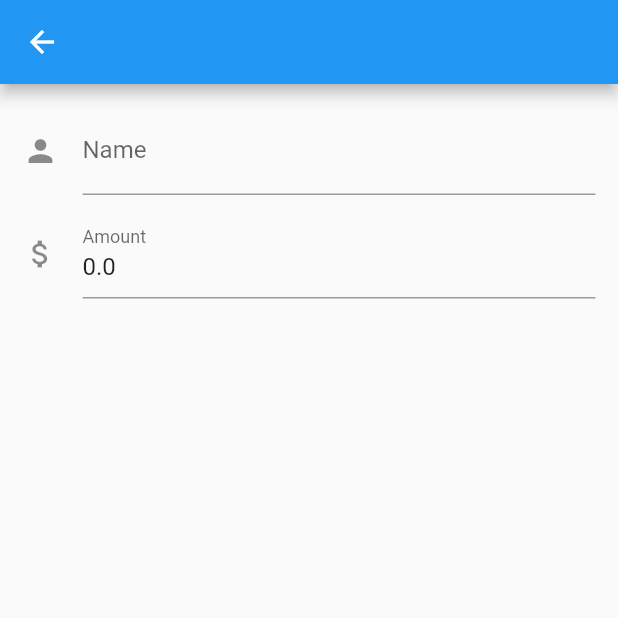
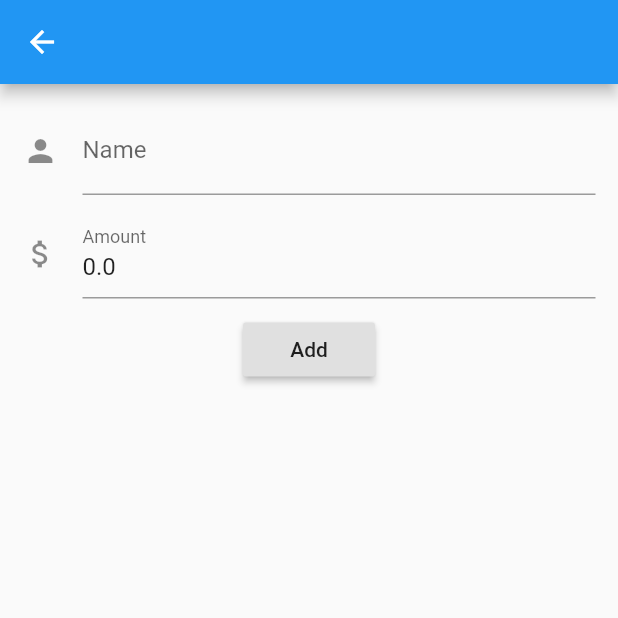
Before and after one commit to tefy-lucky/where_is_my_money, a Flutter app: the screen it shows after launch, after a tap on the "add" icon, on a phone screen of 412 x 824 dp, the top half of it. Run offline on Flutter 3.47's test engine with Material 2 defaults, Android fonts, the phone set to English and light mode, and no system bars; our stand-ins replace sqflite; accounts and stored records are empty.

Commit message:
not good trying to understand what's happening

```diff
--- a/lib/ui/listview_bros.dart
+++ b/lib/ui/listview_bros.dart
@@ -103,7 +103,7 @@ void _navigateToEditPage(BuildContext context, Bro bro) async {
 
 void _new(BuildContext context) async {
   final Bro bro = Bro(
-    id: 0,
+    id: null,
     name: '',
     amount: 0.0,
     isPaid: false
--- a/lib/ui/update_bro_screen.dart
+++ b/lib/ui/update_bro_screen.dart
@@ -37,13 +37,34 @@ class _BroScreenState extends State<BroScreen> {
           children: <Widget>[
             TextField(
               controller: _nameController,
-              decoration: new InputDecoration(labelText: "Name", icon: Icon(Icons.person)),
+              decoration: new InputDecoration(
+                  labelText: "Name", icon: Icon(Icons.person)),
             ),
-            Padding(padding: new EdgeInsets.all(5.0),),
+            Padding(
+              padding: new EdgeInsets.all(5.0),
+            ),
             TextField(
               controller: _amountController,
-              decoration: new InputDecoration(labelText: "Amount", icon: Icon(Icons.attach_money)),
+              decoration: new InputDecoration(
+                  labelText: "Amount", icon: Icon(Icons.attach_money)),
               keyboardType: TextInputType.number,
+            ),
+            Padding(
+              padding: new EdgeInsets.all(5.0),
+            ),
+            RaisedButton(
+              child: (widget.bro.id != null) ? Text('Update') : Text('Add'),
+              onPressed: () {
+                if (widget.bro.id != null) {
+                } else {
+                  db.insertBro(Bro(
+                    name: _nameController.text,
+                    amount: double.parse(_amountController.text),
+                  )).then((_) {
+                    Navigator.pop(context, 'save');
+                  });
+                }
+              },
             ),
           ],
         ),
```
